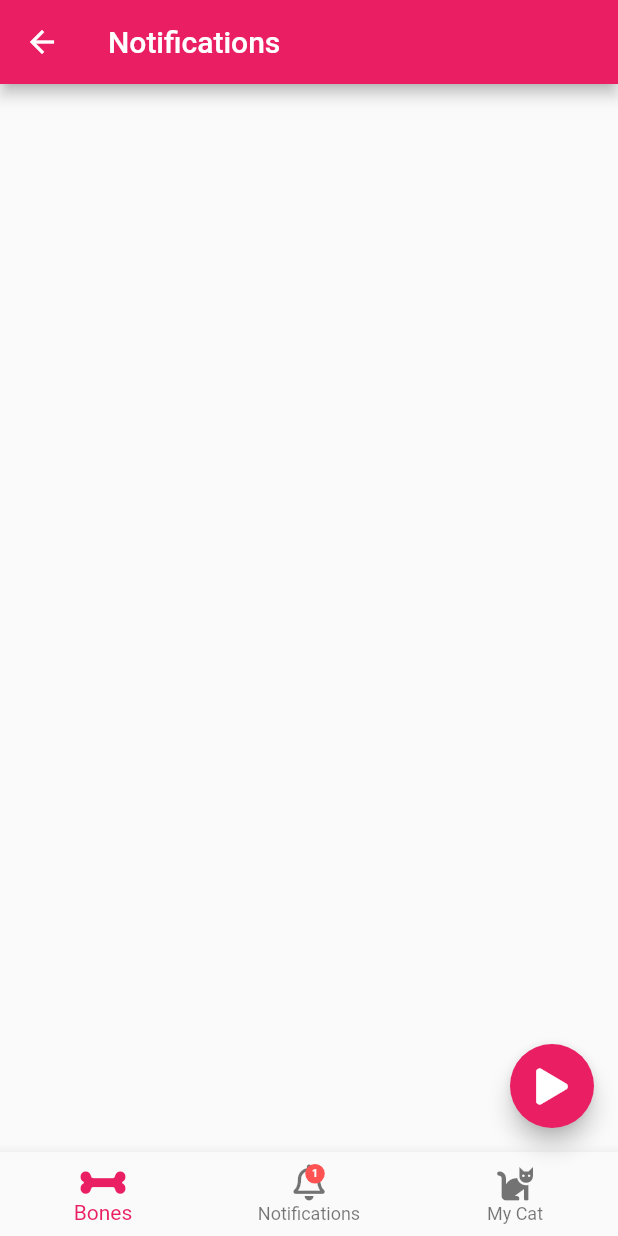
After one commit to julianfrancodev/animate-do-app, a Flutter app: the NavigationPage screen opened directly, after a tap on an icon or button, on a phone screen of 412 x 824 dp. The commit adds this screen. Run offline on Flutter 3.47's test engine with Material 2 defaults, Android fonts, the phone set to English and light mode, and no system bars; drawn by our look-alikes of animate_do; our stand-ins replace font_awesome_flutter; missing offline and left inert: dart:ffi.

Commit message:
feat: improve bottom bar navigation animations

```diff
--- a/lib/main.dart
+++ b/lib/main.dart
@@ -1,5 +1,4 @@
 import 'package:animate_do_app/src/pages/page1_page.dart';
-import 'package:animate_do_app/src/pages/twitter_page.dart';
 import 'package:flutter/material.dart';
 
 void main(){
--- /dev/null
+++ b/lib/src/pages/navigation_page.dart
@@ -0,0 +1,121 @@
+import 'package:animate_do/animate_do.dart';
+import 'package:flutter/material.dart';
+import 'package:font_awesome_flutter/font_awesome_flutter.dart';
+import 'package:provider/provider.dart';
+
+class NavigationPage extends StatelessWidget {
+  @override
+  Widget build(BuildContext context) {
+    return ChangeNotifierProvider(
+      create: (_) => _NotificationModel(),
+      child: Scaffold(
+        appBar: AppBar(
+          title: Text('Notifications'),
+          backgroundColor: Colors.pink,
+        ),
+        floatingActionButton: FloatingButton(),
+        bottomNavigationBar: BottomNavigation(),
+      ),
+    );
+  }
+}
+
+class BottomNavigation extends StatelessWidget {
+  @override
+  Widget build(BuildContext context) {
+    final int number = Provider.of<_NotificationModel>(context).number;
+
+    return BottomNavigationBar(
+      currentIndex: 0,
+      selectedItemColor: Colors.pink,
+      items: [
+        BottomNavigationBarItem(
+            icon: FaIcon(FontAwesomeIcons.bone), label: "Bones"),
+        BottomNavigationBarItem(
+            icon: Stack(
+              children: [
+                FaIcon(FontAwesomeIcons.bell),
+                Positioned(
+                  top: 0,
+                  right: 0,
+                  // child: Icon(
+                  //   Icons.brightness_1,
+                  //   size: 8,
+                  //   color: Colors.redAccent,
+                  // )
+                  child: BounceInDown(
+                    from: 10,
+                    animate: (number > 0) ? true : false,
+                    child: Bounce(
+                      controller: (controller) =>
+                          Provider.of<_NotificationModel>(context)
+                              .bounceController = controller,
+                      from: 10,
+                      child: Container(
+                        alignment: Alignment.center,
+                        width: 13,
+                        height: 13,
+                        decoration: BoxDecoration(
+                            color: Colors.redAccent, shape: BoxShape.circle),
+                        child: Text(
+                          "$number",
+                          style: TextStyle(
+                              color: Colors.white,
+                              fontSize: 7,
+                              fontWeight: FontWeight.w700),
+                        ),
+                      ),
+                    ),
+                  ),
+                )
+              ],
+            ),
+            label: "Notifications"),
+        BottomNavigationBarItem(
+            icon: FaIcon(FontAwesomeIcons.cat), label: "My Cat"),
+      ],
+    );
+  }
+}
+
+class FloatingButton extends StatelessWidget {
+  @override
+  Widget build(BuildContext context) {
+    return FloatingActionButton(
+      onPressed: () {
+        int number =
+            Provider.of<_NotificationModel>(context, listen: false).number;
+        number++;
+
+        Provider.of<_NotificationModel>(context, listen: false).number = number;
+
+        if(number >= 2){
+          final controller =
+              Provider.of<_NotificationModel>(context, listen: false).bounceController;
+          controller.forward(from: 0.0);
+
+        }
+      },
+      child: FaIcon(FontAwesomeIcons.play),
+      backgroundColor: Colors.pink,
+    );
+  }
+}
+
+class _NotificationModel extends ChangeNotifier {
+  int _number = 0;
+  AnimationController _bounceController;
+
+  int get number => this._number;
+
+  AnimationController get bounceController => this._bounceController;
+
+  set number(int number) {
+    this._number = number;
+    notifyListeners();
+  }
+
+  set bounceController(AnimationController controller) {
+    this._bounceController = controller;
+  }
+}
--- a/lib/src/pages/page1_page.dart
+++ b/lib/src/pages/page1_page.dart
@@ -1,4 +1,5 @@
 import 'package:animate_do/animate_do.dart';
+import 'package:animate_do_app/src/pages/navigation_page.dart';
 import 'package:animate_do_app/src/pages/twitter_page.dart';
 import 'package:flutter/cupertino.dart';
 import 'package:flutter/material.dart';
@@ -36,7 +37,12 @@ class Page1Page extends StatelessWidget {
       ),
       floatingActionButton: ElasticInRight(
         child: FloatingActionButton(
-          onPressed: () {},
+          onPressed: () {
+            Navigator.push(
+                context,
+                CupertinoPageRoute(
+                    builder: (BuildContext context) => NavigationPage()));
+          },
           child: FaIcon(FontAwesomeIcons.play),
         ),
       ),
```
